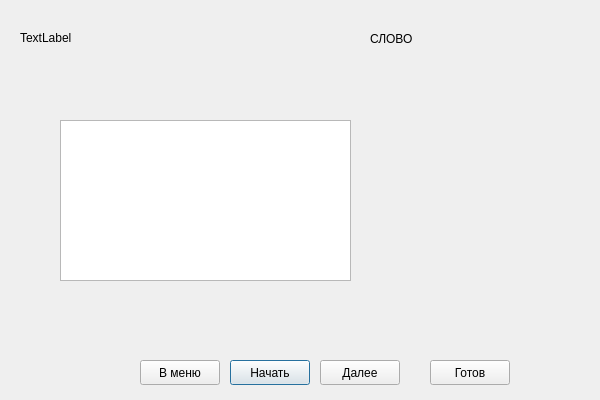
This is Word-Flow/random.ui in timowka0304/Word-Flow as Qt 5 draws it before an edit. The edited form follows.
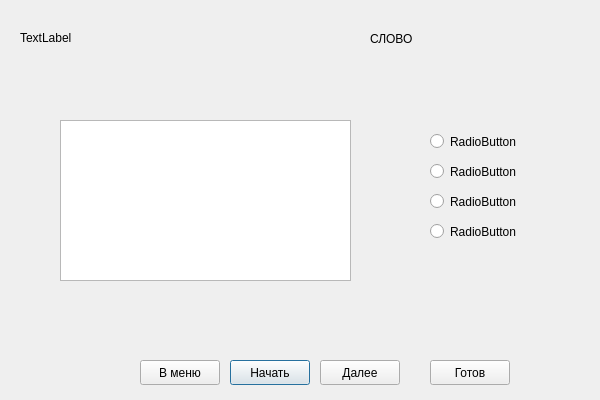
This is the edited form.

```diff
--- a/Word-Flow/random.ui
+++ b/Word-Flow/random.ui
@@ -101,6 +101,58 @@
     <string>Готов</string>
    </property>
   </widget>
+  <widget class="QRadioButton" name="word_1">
+   <property name="geometry">
+    <rect>
+     <x>430</x>
+     <y>130</y>
+     <width>96</width>
+     <height>23</height>
+    </rect>
+   </property>
+   <property name="text">
+    <string>RadioButton</string>
+   </property>
+  </widget>
+  <widget class="QRadioButton" name="word_2">
+   <property name="geometry">
+    <rect>
+     <x>430</x>
+     <y>160</y>
+     <width>96</width>
+     <height>23</height>
+    </rect>
+   </property>
+   <property name="text">
+    <string>RadioButton</string>
+   </property>
+  </widget>
+  <widget class="QRadioButton" name="word_3">
+   <property name="geometry">
+    <rect>
+     <x>430</x>
+     <y>190</y>
+     <width>96</width>
+     <height>23</height>
+    </rect>
+   </property>
+   <property name="text">
+    <string>RadioButton</string>
+   </property>
+  </widget>
+  <widget class="QRadioButton" name="word_4">
+   <property name="geometry">
+    <rect>
+     <x>430</x>
+     <y>220</y>
+     <width>96</width>
+     <height>23</height>
+    </rect>
+   </property>
+   <property name="text">
+    <string>RadioButton</string>
+   </property>
+  </widget>
  </widget>
  <resources/>
  <connections/>
```
